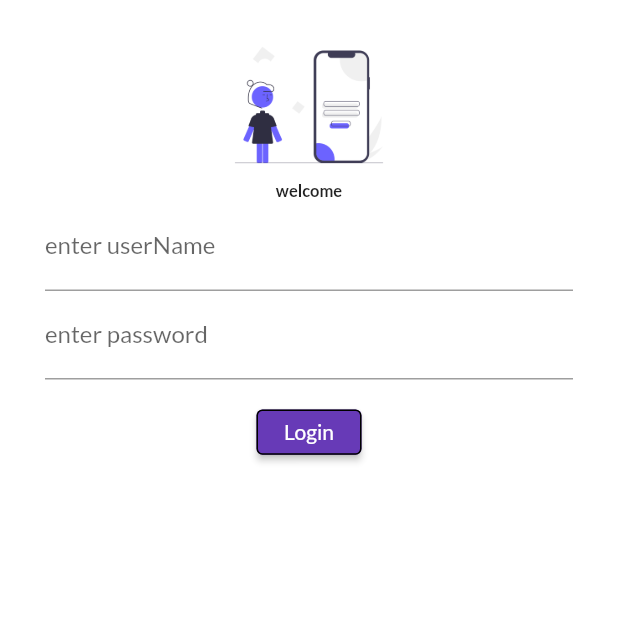
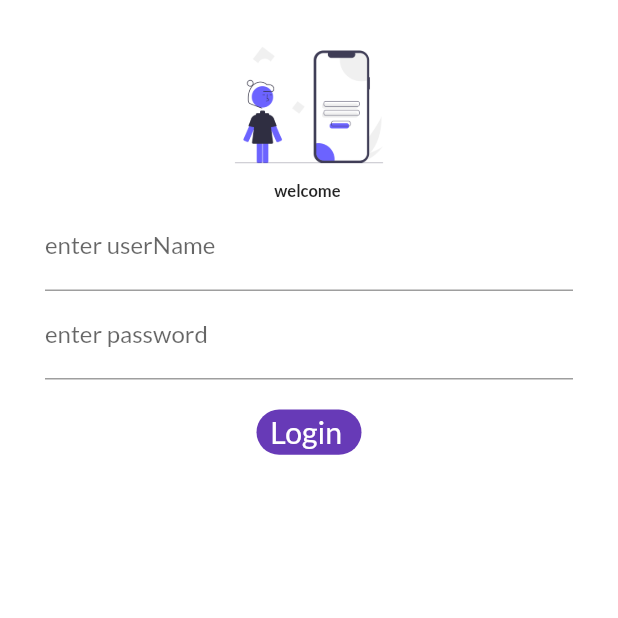
Before and after one commit to hacker1619/flutterLearning, a Flutter app: the screen it shows after launch, on a phone screen of 412 x 824 dp, the top half of it. Run offline on Flutter 3.47's test engine with Material 2 defaults, Android fonts, the phone set to English and light mode, and no system bars; our stand-ins replace google_fonts.

Commit message:
day 7 complete

```diff
--- /dev/null
+++ b/lib/pages/animatorcontainer.dart
@@ -0,0 +1,38 @@
+import 'package:flutter/material.dart';
+import 'package:google_fonts/google_fonts.dart';
+class AnimatedCon extends StatelessWidget {
+  // const AnimatedCon({super.key});
+  bool changedbutton=false;
+  @override
+  Widget build(BuildContext context) {
+    return  AnimatedContainer(
+      duration: Duration(seconds: 1),
+      alignment: Alignment.center,
+      width: 50,
+      height: 30,
+      // color: Colors.deepPurple,
+      child: changedbutton
+          ? Icon(
+        Icons.done,
+        color: Colors.white,
+      )
+          : Text(
+        "Login ",
+        style: TextStyle(
+          color: Colors.white,
+          // fontWeight: FontWeight.bold,
+          fontSize: 20.1,
+          fontFamily: GoogleFonts.lato().fontFamily,
+        ),
+      ),
+      decoration: BoxDecoration(
+        color: Colors.deepPurple,
+        // shape: changedbutton? BoxShape.rectangle : BoxShape.circle,
+
+        borderRadius: changedbutton
+            ? BorderRadius.circular(20)
+            : BorderRadius.circular(50),
+      ),
+    );
+  }
+}
--- a/lib/pages/login_page.dart
+++ b/lib/pages/login_page.dart
@@ -1,8 +1,37 @@
+import 'package:app1/pages/animatorcontainer.dart';
 import 'package:app1/utility/routes.dart';
 import 'package:flutter/material.dart';
+import 'package:google_fonts/google_fonts.dart';
 
-class LoginPage extends StatelessWidget {
-  const LoginPage({super.key});
+class LoginPage extends StatefulWidget {
+  // const LoginPage({super.key});
+
+  // String name="";
+
+  @override
+  State<LoginPage> createState() => _LoginPageState();
+}
+
+class _LoginPageState extends State<LoginPage> {
+  var name = "";
+  bool changedbutton = false;
+  final _formKey = GlobalKey<FormState>();
+
+  moveToHome(BuildContext context) async {
+    if(_formKey.currentState!.validate()) {
+      setState(() {
+        changedbutton = true;
+      });
+
+      await Future.delayed(Duration(seconds: 1));
+      await Navigator.pushNamed(context, MyRoutes.homeRoute);
+
+
+      setState(() {
+        changedbutton = false;
+      });
+    }
+  }
 
   @override
   Widget build(BuildContext context) {
@@ -11,38 +40,62 @@ class LoginPage extends StatelessWidget {
       child: SingleChildScrollView(
         child: Padding(
           padding: const EdgeInsets.all(20.0),
+          child: Form(
+            key: _formKey,
             child: Column(
-
-            children: [Image.asset("assets/imagies/loginimage.png",fit:
-            BoxFit.cover,
+              children: [
+                Image.asset(
+                  "assets/imagies/loginimage.png",
+                  fit: BoxFit.cover,
                   height: 100,
                 ),
                 // SizedBox(
                 //   height: 0,
                 // ),
                 Text(
-                "welcome",
+                  "welcome $name",
                   style: TextStyle(
                     fontSize: 11,
                     fontWeight: FontWeight.bold,
                   ),
                 ),
                 Padding(
-              padding: const EdgeInsets.symmetric(vertical: 2.0, horizontal: 10),
+                  padding:
+                      const EdgeInsets.symmetric(vertical: 2.0, horizontal: 10),
                   child: Column(
                     children: [
-                  TextField(
+                      TextFormField(
                         decoration: InputDecoration(
                           hintText: "userName",
                           labelText: "enter userName",
                         ),
+                        validator: (value){
+                          if(value!="nirmal_1619") {
+                            return "wrong username";
+                          }
+                        },
+                        onChanged: (value) {
+                          name = value;
+                          setState(() {});
+                        },
                       ),
-                  TextField(
+                      TextFormField(
                         obscureText: true,
                         decoration: InputDecoration(
                           hintText: "Password",
                           labelText: "enter password",
                         ),
+                        validator: (value){
+                          if(value==null || value.isEmpty){
+                            return " enter pass";
+                          }
+                          if(value.length<6) return "atleast 6 latters";
+                          if(value!="12345678") return " wrong passward";
+
+
+
+
+                        },
                       ),
                       SizedBox(
                         height: 20,
@@ -50,41 +103,16 @@ class LoginPage extends StatelessWidget {
                       SizedBox(
                         height: 30.2,
                         width: 70,
-
-                    child: ElevatedButton(
-                      onPressed: (){
-                        Navigator.pushNamed(context, MyRoutes.homeRoute);
-                        // Text("button pressed");
-                      },
-
-                      child: Text("Login"),
-
-
-                      style: ElevatedButton.styleFrom(
-                        backgroundColor: Colors.deepPurple,
-
-                        side: BorderSide(width: 1, color: Colors.black),
-                      // padding: EdgeInsets.all(50),
+                        child: InkWell(
+                          onTap: () => moveToHome(context),
+                          child: AnimatedCon(),
                         ),
-                      // style: ButtonStyle(
-                      //
-                      //   foregroundColor: MaterialStateProperty.all(Colors.deepPurple),
-                      //   backgroundColor: MaterialStateProperty.all(Colors.white)
-                      // ),
-
                       ),
-
+                    ],
                   ),
-
-
+                ),
               ],
-
             ),
-
-            ),
-
-            ],
-
           ),
         ),
       ),
```
Also changed, not shown: lib/pages/home_page.dart (+9 -3 lines). Lines whose indentation alone changed are shown as unchanged.
